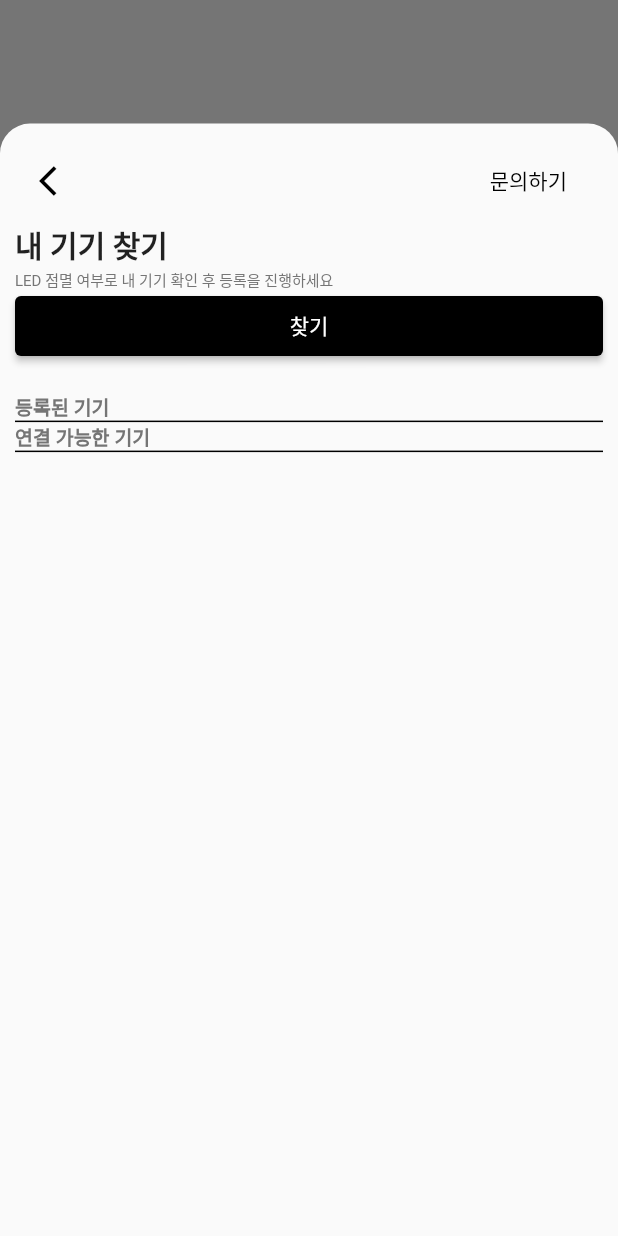
After one commit to amyGwak/juvis_amy, a Flutter app: the screen it shows after launch, after a tap on the "bluetooth" icon, on a phone screen of 412 x 824 dp. The commit adds this screen. Run offline on Flutter 3.47's test engine with Material 2 defaults, Android fonts, the phone set to English and light mode, and no system bars; our stand-ins replace flutter_blue_plus, shared_preferences, video_player.

Commit message:
feat ::: 블루투스 bottomSheet 제작

```diff
--- a/lib/main.dart
+++ b/lib/main.dart
@@ -1,4 +1,5 @@
 import 'package:flutter/material.dart';
+import 'package:juvis_prac/widget/bluetooth_bottom_sheet.dart';
 import 'measure.dart';
 import 'exercise.dart';
 
@@ -35,24 +36,49 @@ class MyHomePage extends StatefulWidget {
 }
 
 class _MyHomePageState extends State<MyHomePage> {
+  bool toggleIcon = false;
+
+  toggleIconState(bool value) {
+    setState(() {
+      toggleIcon = value;
+    });
+  }
 
   @override
   Widget build(BuildContext context) {
     return Scaffold(
       backgroundColor: Colors.white,
+      floatingActionButton: FloatingActionButton(
+        onPressed: () {
+          showModalBottomSheet(
+            context: context,
+            shape: const RoundedRectangleBorder(
+                borderRadius: BorderRadius.vertical(top: Radius.circular(20))),
+            isScrollControlled: true,
+            builder: (context) {
+              return BluetoothBottomSheet();
+            },
+          );
+        },
+        child: Icon(
+          Icons.bluetooth,
+          color: Colors.black,
+        ),
+      ),
       body: Container(
         height: 500,
         width: double.infinity,
         color: Colors.white,
-        child: Column(
-          children: [
+        child: Column(children: [
           const Padding(
             padding: EdgeInsets.only(bottom: 50, top: 150),
-              child: Text("여기가 운동 메인 페이지", style: TextStyle(fontWeight: FontWeight.bold, fontSize: 20)),
+            child: Text("여기가 운동 메인 페이지",
+                style: TextStyle(fontWeight: FontWeight.bold, fontSize: 20)),
           ),
           ElevatedButton(
             style: ElevatedButton.styleFrom(
-                padding: const EdgeInsets.only(left: 16, right: 16, top: 10, bottom: 10),
+              padding: const EdgeInsets.only(
+                  left: 16, right: 16, top: 10, bottom: 10),
               textStyle: const TextStyle(fontSize: 16),
               foregroundColor: Colors.white,
               backgroundColor: Colors.black,
@@ -61,7 +87,7 @@ class _MyHomePageState extends State<MyHomePage> {
               ),
             ),
             child: const Text("측정 페이지 이동"),
-              onPressed:() {
+            onPressed: () {
               Navigator.pushNamed(context, '/measure');
             },
           ),
@@ -69,7 +95,8 @@ class _MyHomePageState extends State<MyHomePage> {
             padding: const EdgeInsets.only(top: 20),
             child: ElevatedButton(
               style: ElevatedButton.styleFrom(
-                  padding: const EdgeInsets.only(left: 16, right: 16, top: 10, bottom: 10),
+                padding: const EdgeInsets.only(
+                    left: 16, right: 16, top: 10, bottom: 10),
                 textStyle: const TextStyle(fontSize: 16),
                 foregroundColor: Colors.white,
                 backgroundColor: Colors.black,
@@ -78,13 +105,12 @@ class _MyHomePageState extends State<MyHomePage> {
                 ),
               ),
               child: const Text("운동 페이지 이동"),
-                onPressed:() {
+              onPressed: () {
                 Navigator.pushNamed(context, '/exercise');
               },
             ),
           ),
-          ]
-        ),
+        ]),
       ),
       // This trailing comma makes auto-formatting nicer for build methods.
     );
--- /dev/null
+++ b/lib/widget/bluetooth_bottom_sheet.dart
@@ -0,0 +1,138 @@
+import 'package:flutter/material.dart';
+import 'package:juvis_prac/bluetooth/puck.dart';
+
+class BluetoothBottomSheet extends StatefulWidget {
+  BluetoothBottomSheet({super.key});
+
+  @override
+  _BluetoothBottomSheetState createState() => _BluetoothBottomSheetState();
+}
+
+class _BluetoothBottomSheetState extends State<BluetoothBottomSheet> {
+  bool isFinding = false;
+  Puck puck = Puck();
+
+  void closeModal() {
+    Navigator.of(context).pop();
+  }
+
+  @override
+  void initState() {
+    super.initState();
+  }
+
+  @override
+  Widget build(BuildContext context) {
+    return Container(
+      height: MediaQuery.of(context).size.height * 0.9,
+      padding: EdgeInsets.symmetric(horizontal: 10, vertical: 10),
+      child: Column(
+        children: [
+          ListTile(
+              trailing: TextButton(
+                child: Text(
+                  '문의하기',
+                  style: TextStyle(color: Colors.black),
+                ),
+                onPressed: () {},
+              ),
+              leading: GestureDetector(
+                onTap: closeModal,
+                child: Icon(
+                  Icons.arrow_back_ios,
+                  color: Colors.black,
+                ),
+              )),
+          Expanded(
+              child: SingleChildScrollView(
+            child:
+                Column(crossAxisAlignment: CrossAxisAlignment.start, children: [
+              Text(
+                '내 기기 찾기',
+                textAlign: TextAlign.left,
+                style: TextStyle(fontSize: 20, fontWeight: FontWeight.bold),
+              ),
+              Text(
+                'LED 점멸 여부로 내 기기 확인 후 등록을 진행하세요',
+                style: TextStyle(fontSize: 10, color: Colors.grey[600]),
+              ),
+              isFinding == true
+                  ? OutlinedButton(
+                      onPressed: () {
+                        setState(() {
+                          isFinding = false;
+                        });
+                      },
+                      style: ElevatedButton.styleFrom(
+                        fixedSize: Size(9999, 40),
+                      ),
+                      child: Row(
+                        mainAxisAlignment: MainAxisAlignment.center,
+                        crossAxisAlignment: CrossAxisAlignment.center,
+                        children: [
+                          Icon(
+                            Icons.pause,
+                            color: Colors.grey,
+                          ),
+                          Text(
+                            '찾는중',
+                            style: TextStyle(color: Colors.grey),
+                          )
+                        ],
+                      ))
+                  : ElevatedButton(
+                      onPressed: () async {
+                        await puck.scan();
+
+                        setState(() {
+                          isFinding = true;
+                        });
+                      },
+                      child: Text('찾기'),
+                      style: ElevatedButton.styleFrom(
+                          fixedSize: Size(9999, 40),
+                          backgroundColor: Colors.black),
+                    ),
+              SizedBox(
+                height: 20,
+              ),
+              Heading(title: '등록된 기기'),
+              Heading(title: '연결 가능한 기기'),
+              SizedBox(
+                  height: 300,
+                  child: ListView.builder(
+                      itemCount: puck.scanList.length,
+                      itemBuilder: (context, index) {
+                        return ListTile(
+                            leading: Icon(Icons.device_hub),
+                            title: Text(puck.scanList[index].name),
+                            subtitle: Column(children: <Widget>[
+                              Text(puck.scanList[index].name),
+                            ]));
+                      }))
+            ]),
+          ))
+        ],
+      ),
+    );
+  }
+}
+
+class Heading extends StatelessWidget {
+  String title = '제목';
+  Heading({required this.title});
+
+  @override
+  Widget build(BuildContext context) {
+    return Container(
+      width: 9999,
+      decoration: BoxDecoration(
+          border: Border(bottom: BorderSide(color: Colors.black, width: 1))),
+      child: Text(
+        title,
+        style: TextStyle(
+            color: Colors.grey[600], fontSize: 13, fontWeight: FontWeight.bold),
+      ),
+    );
+  }
+}
```
Lines whose indentation alone changed are shown as unchanged.
